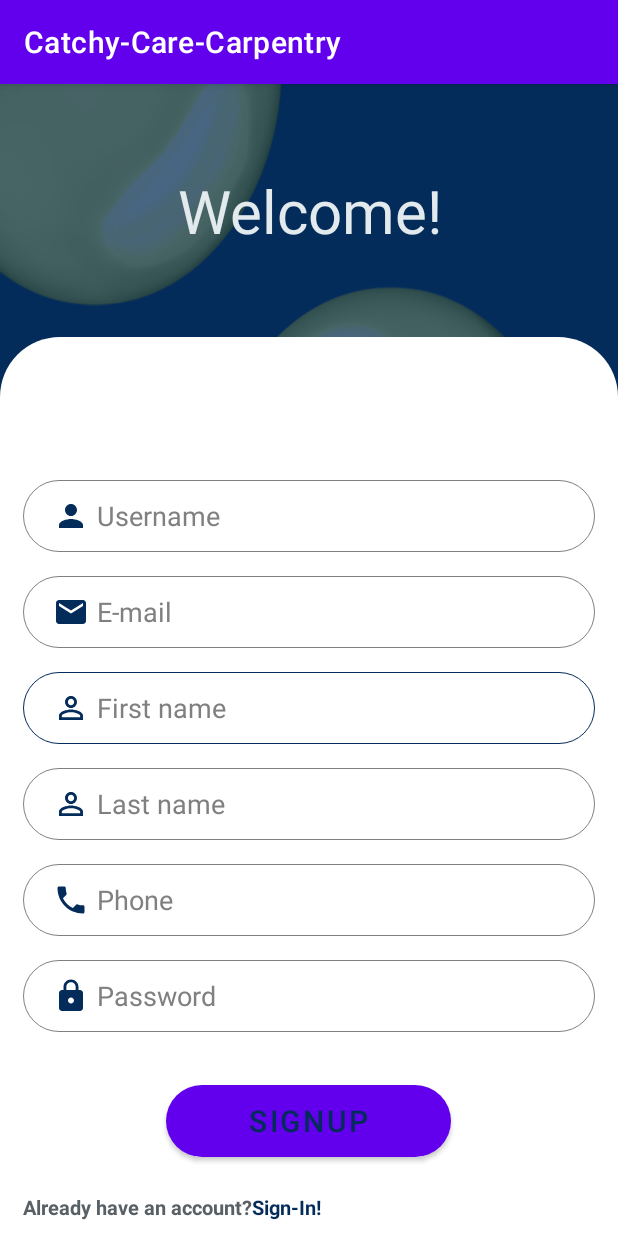
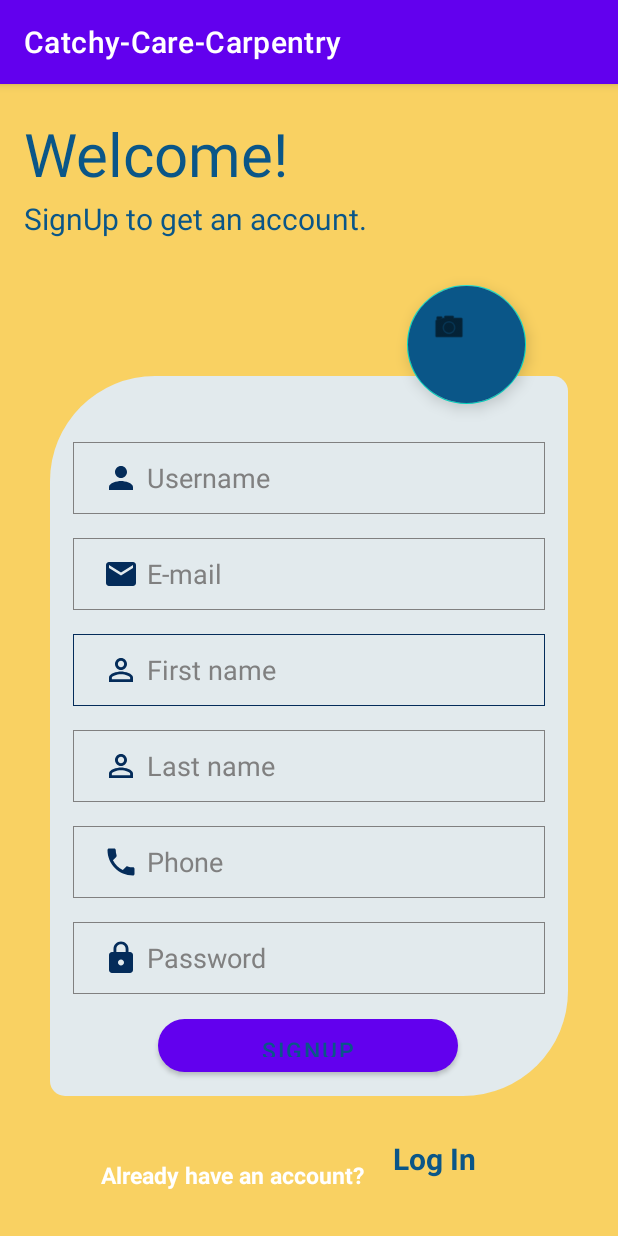
Before and after one commit to H0p3-C0d3rs/Catchy-Care-Carpentry, an Android app: the SignUp screen opened directly, with no data from a screen before it, on a phone screen of 412 x 824 dp. Run offline under Robolectric (Android 15) with nearby library versions, the phone set to English and light mode, and no system bars; libraries missing offline, so code that uses them is left out: com.amplifyframework.api, com.amplifyframework.auth, com.amplifyframework.core.

Commit message:
adding prep assignment

```diff
--- a/app/build.gradle
+++ b/app/build.gradle
@@ -45,6 +45,11 @@ android {
 }
 
 dependencies {
+
+    // shapes
+    implementation 'com.hxb:verification:1.0.1'
+    implementation 'io.github.florent37:shapeofview:1.4.7'
+    //
 // kotlin dep
     implementation 'androidx.core:core-ktx:1.3.2'
     implementation "org.jetbrains.kotlin:kotlin-stdlib:1.4.10"
--- a/app/src/main/AndroidManifest.xml
+++ b/app/src/main/AndroidManifest.xml
@@ -13,13 +13,17 @@
 
             >
 
+
+        </activity>
+        <activity android:name=".auth.ConfirmationCode"
+
+            >
             <intent-filter>
                 <action android:name="android.intent.action.MAIN" />
 
                 <category android:name="android.intent.category.LAUNCHER" />
             </intent-filter>
         </activity>
-        <activity android:name=".auth.ConfirmationCode" />
         <activity android:name=".MainActivity"/>
         <activity android:name=".auth.SignUp"/>
         <activity android:name=".auth.SignIn"/>
--- a/app/src/main/res/drawable/botton_pg.xml
+++ b/app/src/main/res/drawable/botton_pg.xml
@@ -1,7 +1,7 @@
 <?xml version="1.0" encoding="utf-8"?>
 <shape xmlns:android="http://schemas.android.com/apk/res/android">
 
-    <solid android:color="@color/yellow"/>
+    <solid android:color="@color/darckblue"/>
 
     <corners android:radius="40dp"/>
 
--- a/app/src/main/res/drawable/input_pg.xml
+++ b/app/src/main/res/drawable/input_pg.xml
@@ -3,14 +3,12 @@
 
     <item android:state_enabled="true" android:state_focused="true">
         <shape android:shape="rectangle">
-            <corners android:radius="30dp" />
             <stroke android:color="@color/Green_Vogue" android:width=".5dp" />
         </shape>
     </item>
 
     <item android:state_enabled="true">
         <shape android:shape="rectangle">
-            <corners android:radius="30dp" />
             <stroke android:color="@color/grey" android:width="0.1dp" />
         </shape>
     </item>
--- /dev/null
+++ b/app/src/main/res/drawable/pic_bg.xml
@@ -0,0 +1,24 @@
+<?xml version="1.0" encoding="utf-8"?>
+<shape
+    xmlns:android="http://schemas.android.com/apk/res/android"
+    android:shape="oval"
+
+    >
+    <solid android:color="@color/darckblue"
+        />
+
+<size
+    android:width="50dp"
+    android:height="50dp">
+</size>
+
+    <corners android:radius="0dp"
+
+
+
+
+        />
+
+
+
+</shape>
--- a/app/src/main/res/drawable/vie_sign.xml
+++ b/app/src/main/res/drawable/vie_sign.xml
@@ -1,10 +1,20 @@
 <?xml version="1.0" encoding="utf-8"?>
-<shape xmlns:android="http://schemas.android.com/apk/res/android" android:shape="rectangle">
-    <solid android:color="@color/white"/>
+<shape
+    xmlns:android="http://schemas.android.com/apk/res/android"
+    android:shape="rectangle"
+    >
+    <solid android:color="@color/WhiteSmoke"
+        />
 
 
-    <corners android:topLeftRadius="40dp"
-        android:topRightRadius="40dp"/>
+    <corners android:topLeftRadius="70dp"
+        android:topRightRadius="10dp"
+        android:bottomRightRadius="70dp"
+        android:bottomLeftRadius="10dp"
+
+
+
+        />
 
 
 
--- a/app/src/main/res/layout/activity_sign_up.xml
+++ b/app/src/main/res/layout/activity_sign_up.xml
@@ -4,34 +4,47 @@
     xmlns:tools="http://schemas.android.com/tools"
     android:layout_width="match_parent"
     android:layout_height="match_parent"
-    android:background="@drawable/background_bubble"
+    android:background="@color/nice_yellow"
     tools:context=".auth.SignUp">
 
     <TextView
         android:id="@+id/textView9"
-        android:layout_width="432dp"
+        android:layout_width="wrap_content"
         android:layout_height="wrap_content"
         android:gravity="center"
         android:text="Welcome!"
-        android:textColor="@color/Mystic"
+        android:textColor="@color/darckblue"
         android:textSize="40dp"
         app:layout_constraintBottom_toTopOf="@+id/constraintLayout"
         app:layout_constraintEnd_toEndOf="parent"
+        app:layout_constraintHorizontal_bias="0.068"
+        app:layout_constraintStart_toStartOf="parent"
+        app:layout_constraintTop_toTopOf="parent"
+        app:layout_constraintVertical_bias="0.136" />
+
+    <TextView
+        android:id="@+id/textView2"
+        android:layout_width="wrap_content"
+        android:layout_height="wrap_content"
+        android:layout_marginStart="16dp"
+        android:layout_marginTop="76dp"
+        android:text="SignUp to get an account."
+        android:textColor="@color/darckblue"
+        android:textSize="20dp"
         app:layout_constraintStart_toStartOf="parent"
         app:layout_constraintTop_toTopOf="parent" />
 
     <androidx.constraintlayout.widget.ConstraintLayout
         android:id="@+id/constraintLayout"
-        android:layout_width="match_parent"
-        android:layout_height="0dp"
+        android:layout_width="345dp"
+        android:layout_height="480dp"
         android:background="@drawable/vie_sign"
         app:layout_constraintBottom_toBottomOf="parent"
         app:layout_constraintEnd_toEndOf="parent"
         app:layout_constraintHeight_percent=".78"
-        app:layout_constraintHorizontal_bias="0.0"
         app:layout_constraintStart_toStartOf="parent"
         app:layout_constraintTop_toTopOf="parent"
-        app:layout_constraintVertical_bias="1">
+        app:layout_constraintVertical_bias="0.677">
 
         <EditText
             android:id="@+id/inputFirstName"
@@ -83,18 +96,18 @@
 
         <Button
             android:id="@+id/signupButton"
-            android:layout_width="190dp"
-            android:layout_height="48dp"
+            android:layout_width="200dp"
+            android:layout_height="35dp"
             android:background="@drawable/botton_pg"
             android:text="SignUp"
-            android:textColor="@color/Green_Vogue"
-            android:textSize="20dp"
+            android:textColor="@color/darckblue"
+            android:textSize="15dp"
             app:layout_constraintBottom_toBottomOf="parent"
             app:layout_constraintEnd_toEndOf="parent"
-            app:layout_constraintHorizontal_bias="0.497"
+            app:layout_constraintHorizontal_bias="0.496"
             app:layout_constraintStart_toStartOf="parent"
             app:layout_constraintTop_toBottomOf="@+id/inputPassword"
-            app:layout_constraintVertical_bias="0.404" />
+            app:layout_constraintVertical_bias="0.515" />
 
         <EditText
             android:id="@+id/inputUsername"
@@ -129,7 +142,7 @@
             android:layout_height="wrap_content"
             android:layout_marginLeft="15dp"
             android:layout_marginRight="15dp"
-            android:layout_marginBottom="136dp"
+            android:layout_marginBottom="68dp"
             android:background="@drawable/input_pg"
             android:drawableLeft="@drawable/ic_baseline_lock_24"
             android:drawablePadding="5dp"
@@ -144,7 +157,7 @@
             android:textColorHint="@color/grey"
             app:layout_constraintBottom_toBottomOf="parent"
             app:layout_constraintEnd_toEndOf="parent"
-            app:layout_constraintHorizontal_bias="0.551"
+            app:layout_constraintHorizontal_bias="0.533"
             app:layout_constraintStart_toStartOf="parent" />
 
         <EditText
@@ -195,34 +208,55 @@
             app:layout_constraintHorizontal_bias="0.551"
             app:layout_constraintStart_toStartOf="parent" />
 
+
+    </androidx.constraintlayout.widget.ConstraintLayout>
+
     <TextView
         android:id="@+id/haveAccount"
         android:layout_width="wrap_content"
         android:layout_height="wrap_content"
-            android:layout_marginStart="15dp"
-            android:layout_marginBottom="10dp"
         android:text="Already have an account?"
-            android:textColor="@color/Shuttle_Gray"
-            android:textSize="13sp"
+        android:textColor="@color/white"
+        android:textSize="15dp"
         android:textStyle="bold"
         app:layout_constraintBottom_toBottomOf="parent"
         app:layout_constraintEnd_toStartOf="@+id/goSignIn"
-            app:layout_constraintHorizontal_bias="0.09"
-            app:layout_constraintStart_toStartOf="parent" />
+        app:layout_constraintHorizontal_bias="0.786"
+        app:layout_constraintStart_toStartOf="parent"
+        app:layout_constraintTop_toTopOf="parent"
+        app:layout_constraintVertical_bias="0.96" />
 
     <TextView
         android:id="@+id/goSignIn"
         android:layout_width="wrap_content"
         android:layout_height="wrap_content"
-            android:layout_marginBottom="10dp"
+        android:layout_marginBottom="28dp"
         android:shadowColor="#1C89BA"
-            android:text="Sign-In!"
-            android:textColor="@color/Green_Vogue"
-            android:textSize="13sp"
+        android:text="Log In"
+        android:textColor="@color/darckblue"
+        android:textSize="20dp"
         android:textStyle="bold"
         app:layout_constraintBottom_toBottomOf="parent"
-            app:layout_constraintStart_toEndOf="@+id/haveAccount" />
+        app:layout_constraintEnd_toEndOf="parent"
+        app:layout_constraintHorizontal_bias="0.735"
+        app:layout_constraintStart_toStartOf="parent"
+        app:layout_constraintTop_toBottomOf="@+id/floatingActionButton" />
+
+    <com.google.android.material.floatingactionbutton.FloatingActionButton
+        android:id="@+id/floatingActionButton"
+        android:layout_width="79dp"
+android:backgroundTint="@color/darckblue"
+        android:layout_height="79dp"
+        android:src="@android:drawable/ic_menu_camera"
+
+        android:layout_marginStart="30dp"
+        android:layout_marginTop="124dp"
+        android:layout_marginEnd="31dp"
+        android:layout_marginBottom="480dp"
+        app:layout_constraintBottom_toTopOf="@+id/goSignIn"
+        app:layout_constraintEnd_toEndOf="@+id/constraintLayout"
+        app:layout_constraintStart_toEndOf="@+id/textView2"
+        app:layout_constraintTop_toTopOf="parent" />
+
 
 </androidx.constraintlayout.widget.ConstraintLayout>
-
-</androidx.constraintlayout.widget.ConstraintLayout>
--- a/app/src/main/res/values/colors.xml
+++ b/app/src/main/res/values/colors.xml
@@ -6,7 +6,6 @@
     <color name="teal_200">#FF03DAC5</color>
     <color name="teal_700">#FF018786</color>
     <color name="black">#FF000000</color>
-    <color name="white">#FFFFFFFF</color>
     <color name="DarkGray">#212529</color>
     <color name="BabyBlue">#5093E2</color>
     <color name="Pink">#A43F49</color>
@@ -18,4 +17,12 @@
     <color name="yellow">#FFC107</color>
     <color name="Green_Vogue">#042C5A</color>
 
+
+<!--    new color schema -->
+    <color name="darckblue">#0A5688</color>
+    <color name="nice_yellow">#F9D162</color>
+    <color name="white">#FFFFFFFF</color>
+    <color name="orange">#F3954F</color>
+    <color name="baby_green">#6BC6A5</color>
+
 </resources>
```
Also changed, not shown: 3 other files. Lines whose indentation alone changed are shown as unchanged.
